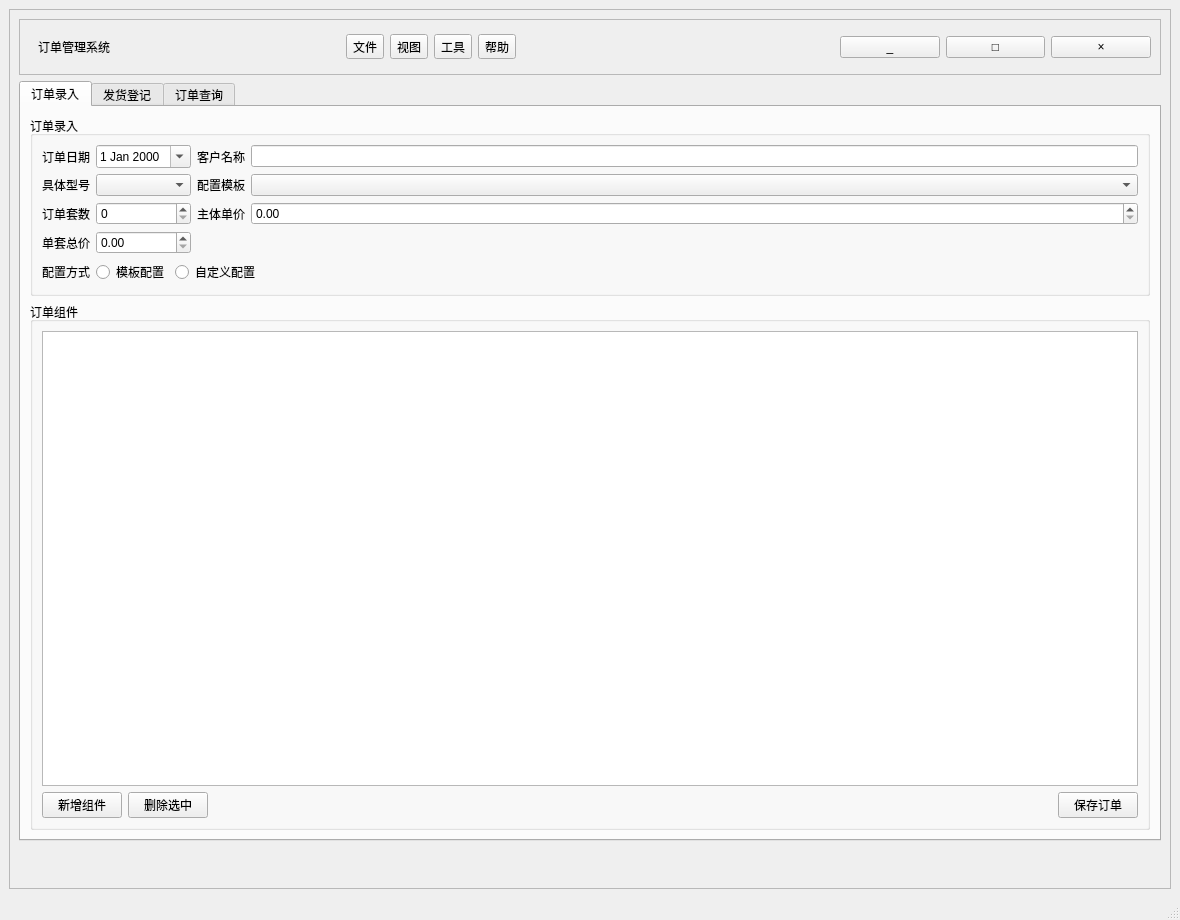
This is mainwindow.ui in RenrenJLM/OrderManagerSystem as Qt 5 draws it before an edit. The edited form follows.
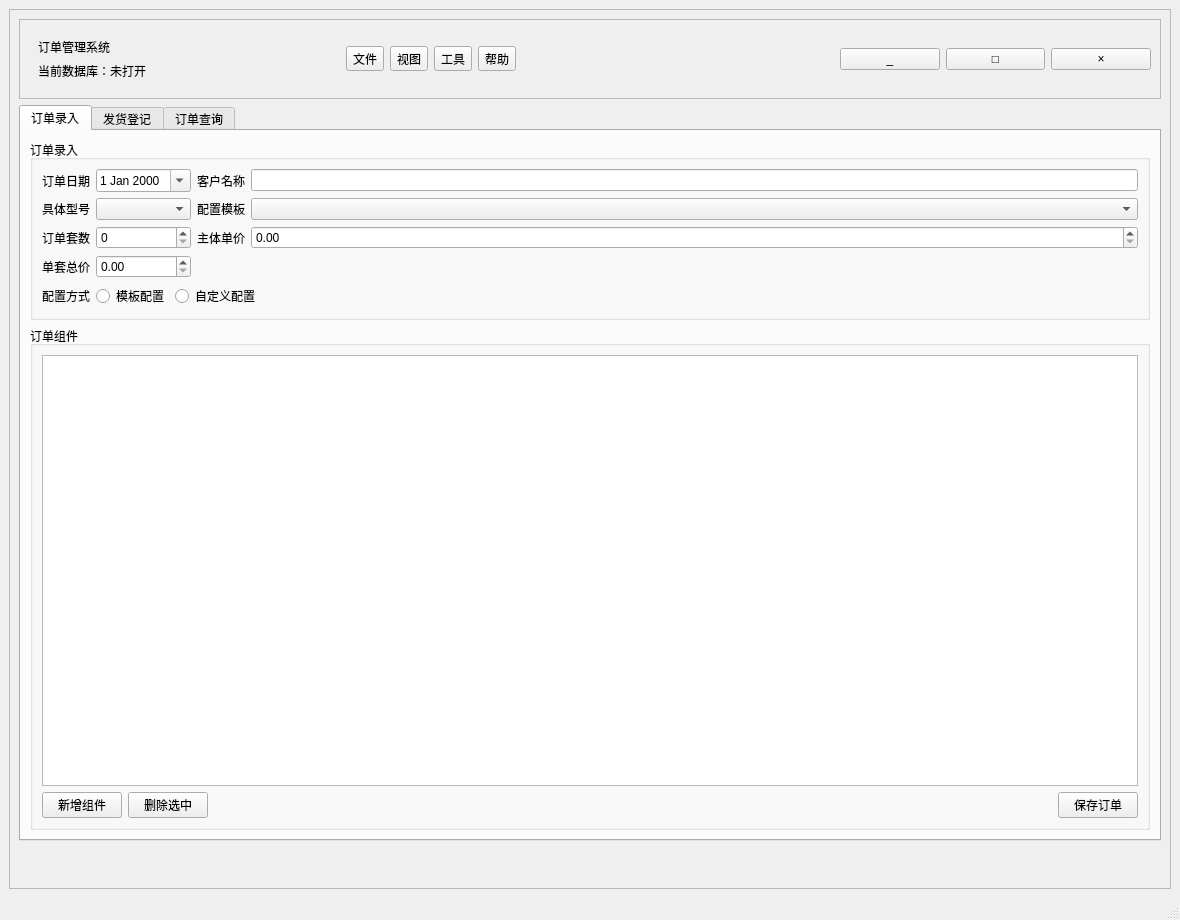
This is the edited form.

Commit message: Add database file management and stabilize structured order workflow

Diff of the .ui file:
```diff
--- a/mainwindow.ui
+++ b/mainwindow.ui
@@ -43,6 +43,13 @@
                </property>
               </widget>
              </item>
+             <item>
+              <widget class="QLabel" name="databaseStatusLabel">
+               <property name="text">
+                <string>当前数据库：未打开</string>
+               </property>
+              </widget>
+             </item>
             </layout>
            </widget>
           </item>
@@ -207,7 +214,7 @@
              <item row="2" column="3">
               <widget class="QDoubleSpinBox" name="bodyUnitPriceDoubleSpinBox">
                <property name="maximum">
-                <double>9999999.99000000022351742</double>
+                   <double>9999999.990000000223517</double>
                </property>
                <property name="singleStep">
                 <double>100.00000000000000000</double>
@@ -224,7 +231,7 @@
              <item row="3" column="1">
               <widget class="QDoubleSpinBox" name="unitPriceDoubleSpinBox">
                <property name="maximum">
-                <double>9999999.99000000022351742</double>
+                   <double>9999999.990000000223517</double>
                </property>
                <property name="singleStep">
                 <double>100.00000000000000000</double>
```
Left out of the diff: 36 changed lines with no effect on the pictures. Lines whose indentation alone changed are shown as unchanged. The commit also changes 11 other files.
